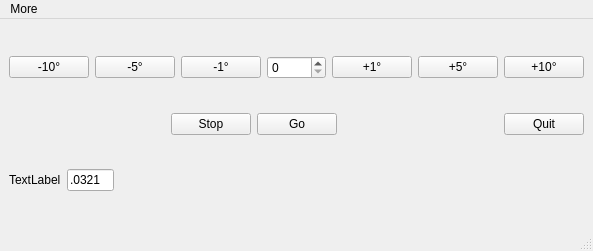
Before: the Qt Designer form motordriver/movementWindow.ui in SherwinGroup/MotorDriver-cloaked, drawn with Qt 5.
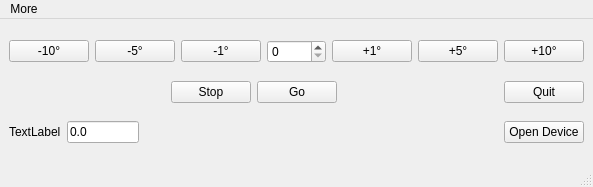
After: the same form once the commit is applied. Custom widgets are drawn as their Qt base class.

Commit message: Can turn it on and off

```diff
--- a/motordriver/movementWindow.ui
+++ b/motordriver/movementWindow.ui
@@ -7,7 +7,7 @@
     <x>0</x>
     <y>0</y>
     <width>593</width>
-    <height>251</height>
+    <height>187</height>
    </rect>
   </property>
   <property name="windowTitle">
@@ -116,7 +116,7 @@
      </layout>
     </item>
     <item>
-     <layout class="QHBoxLayout" name="horizontalLayout_3" stretch="1,1,10">
+     <layout class="QHBoxLayout" name="horizontalLayout_3" stretch="1,2,10,1">
       <item>
        <widget class="QLabel" name="labelCosCalc">
         <property name="text">
@@ -127,7 +127,7 @@
       <item>
        <widget class="QLineEdit" name="tCosCalc">
         <property name="text">
-         <string>.0321</string>
+         <string>0.0</string>
         </property>
         <property name="readOnly">
          <bool>true</bool>
@@ -147,6 +147,16 @@
         </property>
        </spacer>
       </item>
+      <item>
+       <widget class="QPushButton" name="bCloseDevice">
+        <property name="text">
+         <string>Open Device</string>
+        </property>
+        <property name="checkable">
+         <bool>true</bool>
+        </property>
+       </widget>
+      </item>
      </layout>
     </item>
    </layout>
```
Left out of the diff: 2 changed lines with no effect on the pictures. The commit also changes 2 other files.
